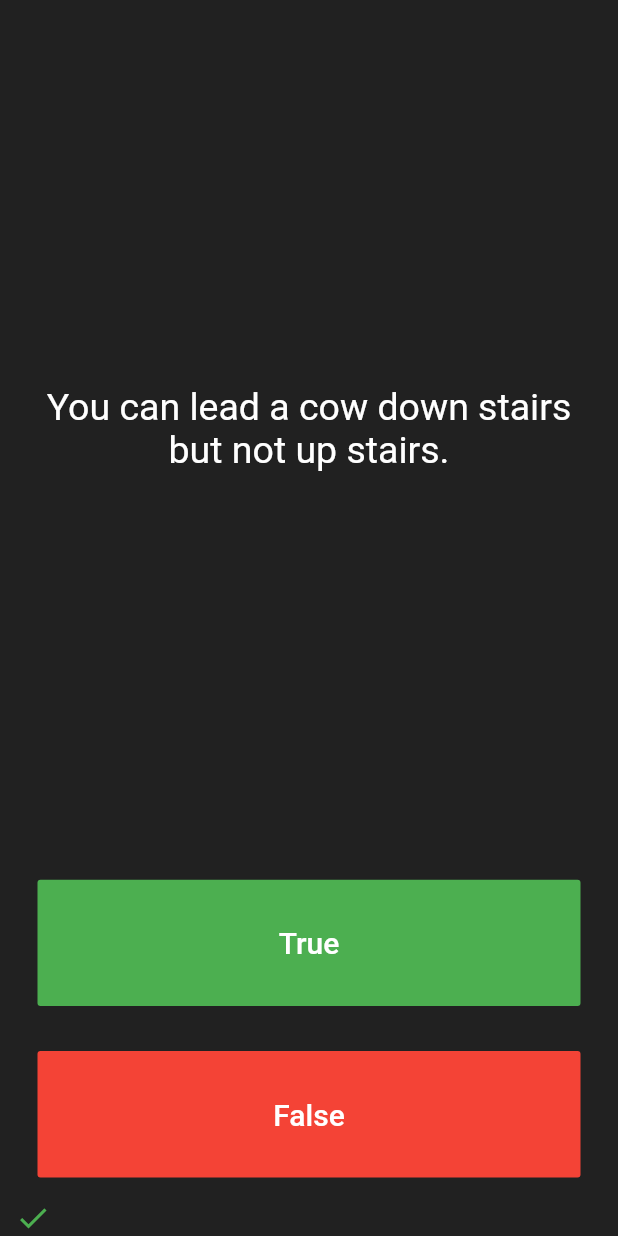
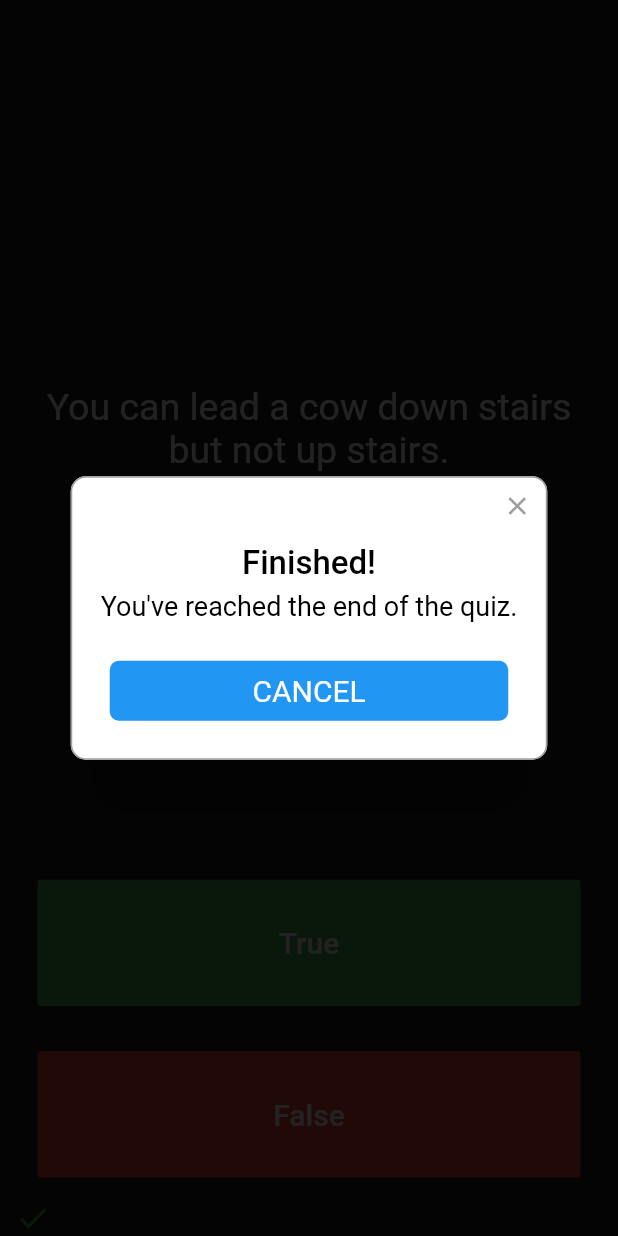
Before and after one commit to Buenaventura-Celine/Quizler-Challenge, a Flutter app: the screen it shows after launch, after a tap on "True", on a phone screen of 412 x 824 dp. Run offline on Flutter 3.47's test engine with Material 2 defaults, Android fonts, the phone set to English and light mode, and no system bars; drawn by our look-alikes of rflutter_alert.

Commit message:
Step 4 - Part A

```diff
--- a/lib/main.dart
+++ b/lib/main.dart
@@ -38,6 +38,11 @@ class _QuizPageState extends State<QuizPage> {
     setState(() {
       //TODO: Step 4 - Use IF/ELSE to check if we've reached the end of the quiz. If true, execute Part A, B, C, D.
       //TODO: Step 4 Part A - show an alert using rFlutter_alert (remember to read the docs for the package!)
+      Alert(
+        context: context,
+        title: 'Finished!',
+        desc: 'You\'ve reached the end of the quiz.',
+      ).show();
       //HINT! Step 4 Part B is in the quiz_brain.dart
       //TODO: Step 4 Part C - reset the questionNumber,
       //TODO: Step 4 Part D - empty out the scoreKeeper.
--- a/lib/quiz_brain.dart
+++ b/lib/quiz_brain.dart
@@ -61,4 +61,5 @@ class QuizBrain {
   //TODO: Step 3 Part B - Use a print statement to check that isFinished is returning true when you are indeed at the end of the quiz and when a restart should happen.
 
   //TODO: Step 4 Part B - Create a reset() method here that sets the questionNumber back to 0.
+
 }
```
